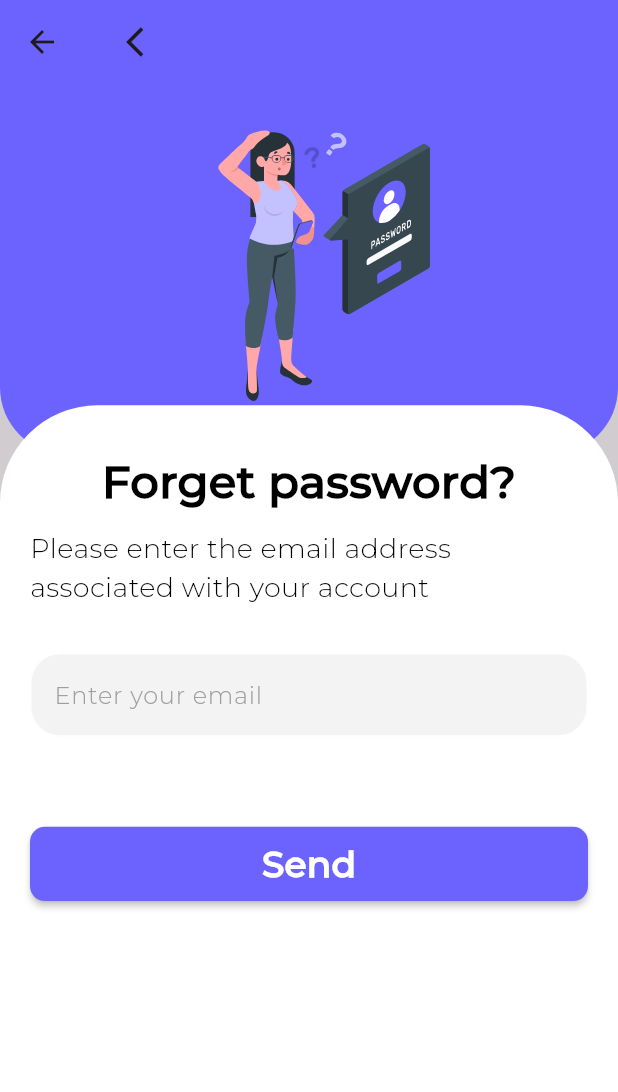
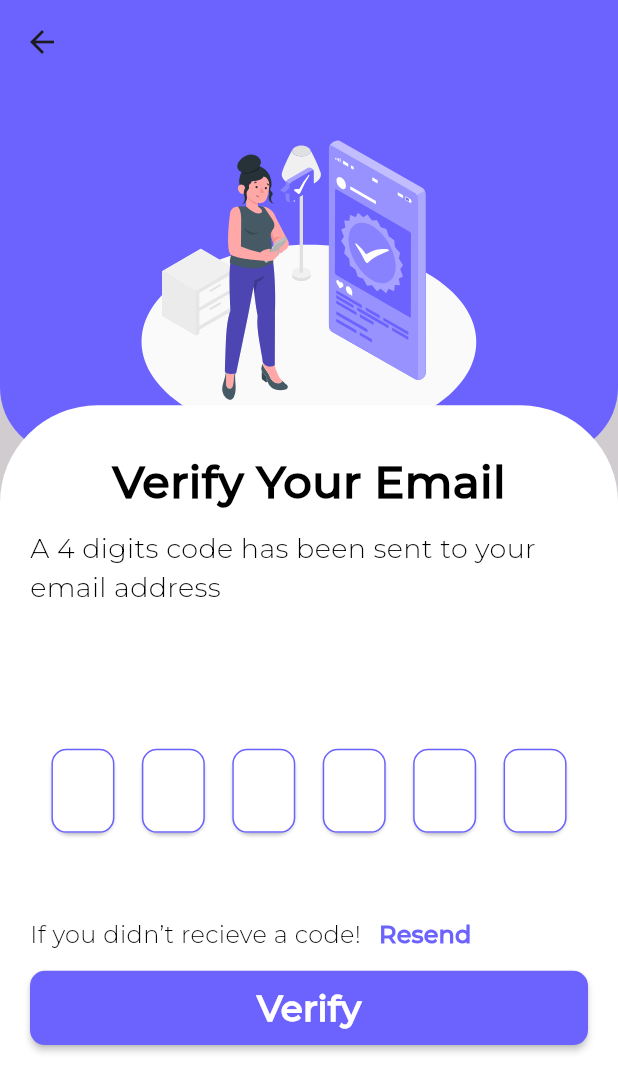
Before and after one commit to abdelstarMo66/art_space_artist, a Flutter app: the ForgetPassword screen opened by its route, after a tap on "Send", on a phone screen of 412 x 824 dp. Shown: the top 1092 px of the screen. Run offline on Flutter 3.47's test engine with Material 3 defaults, Android fonts, the light colour scheme and no system bars; our stand-ins replace bloc, connectivity_plus, dio, flutter_bloc, flutter_local_notifications, flutter_svg and 3 more; accounts and stored records are empty; project files that could hold a hidden picture were left out.

Commit message:
- Verify Email Ui done

```diff
--- a/lib/core/components/default_button.dart
+++ b/lib/core/components/default_button.dart
@@ -11,7 +11,7 @@ class DefaultButton extends StatelessWidget {
   @override
   Widget build(BuildContext context) {
     return  MaterialButton(
-      onPressed: () {},
+      onPressed: onPressed,
       color: ColorManager.primaryColor,
       height: MediaQuery.of(context).size.height * 0.06,
       shape: RoundedRectangleBorder(
--- a/lib/core/constants/assets_manager.dart
+++ b/lib/core/constants/assets_manager.dart
@@ -12,4 +12,6 @@ class AssetsManager {
   static const String imgOnBoardingScreen3 = "${_baseImg}Artist-pana.svg";
   static const String registerAvatar = "${_baseImg}register_avatar.svg";
   static const String imgForgetPassword = "${_baseImg}img_forget_password.svg";
+  static const String imgResetPassword = "${_baseImg}img_Reset_password.svg";
+  static const String imgVerifyEmail = "${_baseImg}img_verified2.svg";
 }
--- a/lib/core/router/app_router.dart
+++ b/lib/core/router/app_router.dart
@@ -2,6 +2,7 @@ import 'package:art_space_artist/core/router/animation_transition.dart';
 import 'package:art_space_artist/features/auth/presentation/views/forget_password.dart';
 import 'package:art_space_artist/features/auth/presentation/views/login_screen.dart';
 import 'package:art_space_artist/features/auth/presentation/views/register_screen.dart';
+import 'package:art_space_artist/features/auth/presentation/views/verify_email_screen.dart';
 import 'package:art_space_artist/features/onboarding/presentation/views/onboarding_screen.dart';
 import 'package:flutter/material.dart';
 import 'app_router_names.dart';
@@ -17,6 +18,10 @@ class AppRouter {
         return SlideRight(page: const RegisterScreen());
       case AppRouterNames.forgetPassword:
         return SlideRight(page: const ForgetPassword());
+      case AppRouterNames.verifyEmail:
+        return SlideRight(page: const VerifyEmailScreen());
+      // case AppRouterNames.createNewPassword:
+      //   return SlideRight(page: const VerifyEmailScreen());
       default:
         return unDefinedRoute();
     }
--- a/lib/features/auth/presentation/views/forget_password.dart
+++ b/lib/features/auth/presentation/views/forget_password.dart
@@ -3,6 +3,8 @@ import 'package:art_space_artist/core/components/default_text_field.dart';
 import 'package:art_space_artist/core/constants/assets_manager.dart';
 import 'package:art_space_artist/core/constants/color_manager.dart';
 import 'package:art_space_artist/core/constants/text_style.dart';
+import 'package:art_space_artist/core/router/app_router.dart';
+import 'package:art_space_artist/core/router/app_router_names.dart';
 import 'package:art_space_artist/features/auth/presentation/views/widgets/custom_stack_widget.dart';
 import 'package:flutter/material.dart';
 import 'package:flutter_svg/svg.dart';
@@ -18,7 +20,6 @@ class ForgetPassword extends StatelessWidget {
     return Scaffold(
       appBar: AppBar(
         backgroundColor: ColorManager.primaryColor,
-        title: IconButton(icon: const Icon(Icons.arrow_back_ios), onPressed: () { Navigator.pop(context); },),
       ),
       backgroundColor: ColorManager.thirdColor,
       body: CustomStackWidget(
@@ -42,8 +43,10 @@ class ForgetPassword extends StatelessWidget {
               obscureText: false,
               maxLines: 1),
           const SizedBox(height: 60.0),
-          DefaultButton(text: 'Send',
-              onPressed: () {}),
+          DefaultButton(text: S.of(context).send,
+              onPressed: () {
+            Navigator.pushNamed(context, AppRouterNames.verifyEmail);
+              }),
         ],
       ),),
     );
--- /dev/null
+++ b/lib/features/auth/presentation/views/verify_email_screen.dart
@@ -0,0 +1,85 @@
+import 'package:art_space_artist/core/constants/assets_manager.dart';
+import 'package:art_space_artist/core/constants/color_manager.dart';
+import 'package:art_space_artist/features/auth/presentation/views/widgets/custom_otp_widgets.dart';
+import 'package:art_space_artist/features/auth/presentation/views/widgets/custom_stack_widget.dart';
+import 'package:art_space_artist/generated/l10n.dart';
+import 'package:flutter/material.dart';
+import 'package:flutter/services.dart';
+import '../../../../core/components/default_button.dart';
+import '../../../../core/constants/text_style.dart';
+import '../../../../core/router/app_router_names.dart';
+
+class VerifyEmailScreen extends StatelessWidget {
+  const VerifyEmailScreen({super.key});
+
+  @override
+  Widget build(BuildContext context) {
+    return Scaffold(
+      appBar: AppBar(
+        backgroundColor: ColorManager.primaryColor,
+      ),
+      backgroundColor: ColorManager.thirdColor,
+      body: CustomStackWidget(
+        image: AssetsManager.imgVerifyEmail,
+        widget: SingleChildScrollView(
+          child: Column(
+            children: [
+              Text(
+                S.of(context).verifyYourEmail,
+                style: TextStyles.textStyle30
+                    .copyWith(fontWeight: FontWeight.bold),
+              ),
+              const SizedBox(
+                height: 10,
+              ),
+              Text(
+                S.of(context).verifyYourEmailText,
+                style: TextStyles.textStyle18,
+              ),
+              const SizedBox(
+                height: 30.0,
+              ),
+              const SizedBox(height: 60.0),
+              const Row(
+                mainAxisAlignment: MainAxisAlignment.spaceEvenly,
+                children: [
+                  CustomOTPWidget(),
+                  CustomOTPWidget(),
+                  CustomOTPWidget(),
+                  CustomOTPWidget(),
+                  CustomOTPWidget(),
+                  CustomOTPWidget(),
+                ],
+              ),
+              const SizedBox(
+                height: 40.0,
+              ),
+              Row(
+                children: [
+                  const Text(
+                    'If you didn’t recieve a code!',
+                    style: TextStyles.textStyle16,
+                  ),
+                  TextButton(
+                      onPressed: () {},
+                      child: Text(
+                        'Resend',
+                        style: TextStyles.textStyle16.copyWith(
+                            color: ColorManager.primaryColor,
+                            fontWeight: FontWeight.bold),
+                      )),
+                ],
+              ),
+              DefaultButton(
+                  text: S.of(context).verify,
+                  onPressed: () {
+                    Navigator.pushNamed(
+                        context, AppRouterNames.createNewPassword);
+                  }),
+            ],
+          ),
+        ),
+      ),
+    );
+  }
+}
--- /dev/null
+++ b/lib/features/auth/presentation/views/widgets/custom_otp_widgets.dart
@@ -0,0 +1,34 @@
+import 'package:flutter/material.dart';
+
+import '../../../../../core/constants/color_manager.dart';
+
+class CustomOTPWidget extends StatelessWidget {
+  const CustomOTPWidget({Key? key}) : super(key: key);
+
+  @override
+  Widget build(BuildContext context) {
+    return  SizedBox(
+      width: 50,
+      child: Card(
+        color: ColorManager.originalWhite,
+        child: TextFormField(
+          maxLines: 1,
+          decoration: const InputDecoration(
+            enabledBorder: OutlineInputBorder(
+              borderSide: BorderSide(
+                  color: ColorManager.primaryColor
+              ),
+              borderRadius: BorderRadius.all(Radius.circular(10)),
+            ),
+            border: OutlineInputBorder(
+              borderSide: BorderSide(
+                  color: ColorManager.primaryColor
+              ),
+              borderRadius: BorderRadius.all(Radius.circular(10)),
+            ),
+          ),
+        ),
+      ),
+    );
+  }
+}
--- a/lib/features/auth/presentation/views/widgets/custom_stack_widget.dart
+++ b/lib/features/auth/presentation/views/widgets/custom_stack_widget.dart
@@ -5,6 +5,7 @@ import '../../../../../core/constants/color_manager.dart';
 class CustomStackWidget extends StatelessWidget {
   final String image;
   final Widget widget;
+
    const CustomStackWidget({super.key, required this.image, required this.widget});
 
   @override
--- a/lib/l10n/intl_ar.arb
+++ b/lib/l10n/intl_ar.arb
@@ -22,5 +22,7 @@
   "forgetPasswordText": "ادخل الايميل الخاص بحسابك",
   "send" : "ارسال",
   "verify" : "تأكيد",
-  "save": "حفظ"
+  "save": "حفظ",
+  "verifyYourEmail" : "تأكيد الأيميل",
+  "verifyYourEmailText" : "تم ارسال كدو مكون من 6 ارقام لحسابك"
 }
--- a/lib/l10n/intl_en.arb
+++ b/lib/l10n/intl_en.arb
@@ -22,5 +22,7 @@
   "forgetPasswordText": "Please enter the email address associated with your account",
   "send" : "Send",
   "verify" : "Verify",
-  "save" : "Save"
+  "save" : "Save",
+  "verifyYourEmail" : "Verify Your Email",
+  "verifyYourEmailText" : "A 4 digits code has been sent to your email address"
 }
```
Also changed, not shown: lib/generated/intl/messages_ar.dart, lib/generated/intl/messages_en.dart, lib/generated/l10n.dart.
